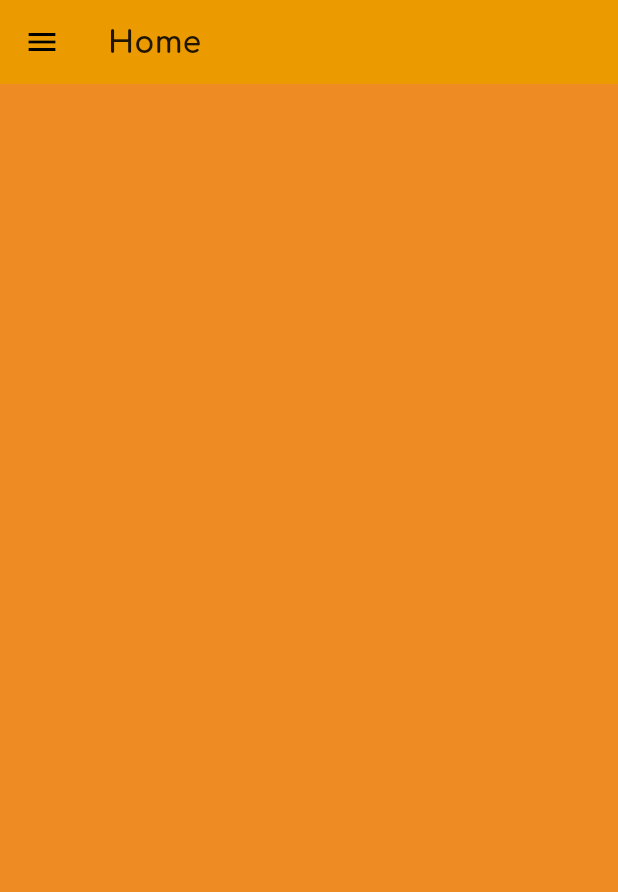
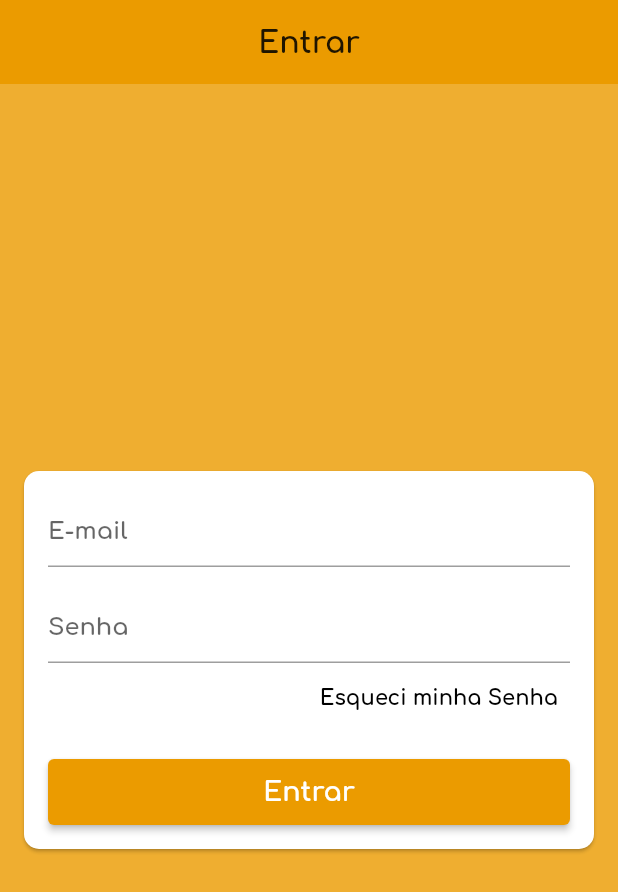
Before and after one commit to Tauan10/lojaflutter2021, a Flutter app: the screen it shows after launch, on a phone screen of 412 x 824 dp. Shown: the top 892 px of the screen. Run offline on Flutter 3.47's test engine with Material 2 defaults, Android fonts, the phone set to English and light mode, and no system bars.

Commit message:
Criaçao de Tela de Login

```diff
--- a/lib/main.dart
+++ b/lib/main.dart
@@ -1,7 +1,7 @@
 import 'package:flutter/material.dart';
 import 'package:lojafinal/screens/base/base_screens.dart';
 
-void main() async {
+void main() {
   runApp(MyApp());
 }
 
@@ -15,7 +15,7 @@ class MyApp extends StatelessWidget {
       theme: ThemeData(
           fontFamily: 'Comfortaa',
           primaryColor: const Color.fromARGB(255, 235, 155, 0),
-          scaffoldBackgroundColor: const Color.fromARGB(220, 235, 120, 0),
+          scaffoldBackgroundColor: const Color.fromARGB(2255, 235, 155, 0),
           visualDensity: VisualDensity.adaptivePlatformDensity,
           appBarTheme: const AppBarTheme(elevation: 0)),
       home: BaseScreen(),
--- a/lib/models/page_manager.dart
+++ b/lib/models/page_manager.dart
@@ -3,6 +3,7 @@ import 'package:flutter/material.dart';
 class PageManeger {
   PageManeger(this._pageController);
 
+  // ignore: prefer_final_fields
   PageController _pageController;
 
   int page = 0;
--- a/lib/screens/base/base_screens.dart
+++ b/lib/screens/base/base_screens.dart
@@ -1,6 +1,7 @@
 import 'package:flutter/material.dart';
 import 'package:lojafinal/common/custom_drawer/custom_drawer.dart';
 import 'package:lojafinal/models/page_manager.dart';
+import 'package:lojafinal/screens/login/login.screen.dart';
 import 'package:provider/provider.dart';
 
 class BaseScreen extends StatelessWidget {
@@ -13,20 +14,24 @@ class BaseScreen extends StatelessWidget {
       child: PageView(
         controller: pageController,
         children: <Widget>[
+          LoginScreen(),
           Scaffold(
             drawer: CustomDrawer(),
             appBar: AppBar(
-              title: const Text('Home'),
+              title: const Text("Home2"),
             ),
           ),
-          Container(
-            color: Colors.red,
+          Scaffold(
+            drawer: CustomDrawer(),
+            appBar: AppBar(
+              title: const Text("Home3"),
+            ),
           ),
-          Container(
-            color: Colors.black,
-          ),
-          Container(
-            color: Colors.blue,
+          Scaffold(
+            drawer: CustomDrawer(),
+            appBar: AppBar(
+              title: const Text("Home4"),
+            ),
           )
         ],
       ),
--- /dev/null
+++ b/lib/screens/login/login.screen.dart
@@ -0,0 +1,74 @@
+import 'package:flutter/material.dart';
+
+class LoginScreen extends StatelessWidget {
+  @override
+  Widget build(BuildContext context) {
+    return Scaffold(
+      appBar: AppBar(
+        title: const Text('Entrar'),
+        centerTitle: true,
+      ),
+      body: Center(
+        child: Card(
+          color: Colors.white,
+          shape:
+              RoundedRectangleBorder(borderRadius: BorderRadius.circular(10.0)),
+          margin: const EdgeInsets.symmetric(horizontal: 16),
+          child: ListView(
+            padding: const EdgeInsets.all(16),
+            shrinkWrap: true,
+            children: [
+              TextFormField(
+                decoration: const InputDecoration(hintText: 'E-mail'),
+                keyboardType: TextInputType.emailAddress,
+                autocorrect: false,
+                validator: (email) {
+                  return null;
+                },
+              ),
+              const SizedBox(
+                height: 16,
+              ),
+              TextFormField(
+                decoration: const InputDecoration(hintText: 'Senha'),
+                autocorrect: false,
+                obscureText: true,
+                validator: (senha) {
+                  if (senha.isEmpty || senha.length < 6)
+                    // ignore: curly_braces_in_flow_control_structures
+                    return 'Senha inválida';
+                  return null;
+                },
+              ),
+              Align(
+                alignment: Alignment.centerRight,
+                child: TextButton(
+                    onPressed: () {},
+                    child: const Text(
+                      'Esqueci minha Senha',
+                      style: TextStyle(color: Colors.black),
+                    )),
+              ),
+              const SizedBox(
+                height: 16,
+              ),
+              SizedBox(
+                height: 44,
+                child: ElevatedButton(
+                    onPressed: () {},
+                    // ignore: prefer_const_constructors
+                    style: ElevatedButton.styleFrom(
+                        primary: const Color.fromARGB(255, 235, 155, 0)),
+                    child: const Text(
+                      'Entrar',
+                      style: TextStyle(color: Colors.white, fontSize: 18),
+                    )),
+              )
+            ],
+            // primary: Color.fromARGB(255, 235, 155, 0*/
+          ),
+        ),
+      ),
+    );
+  }
+}
```
